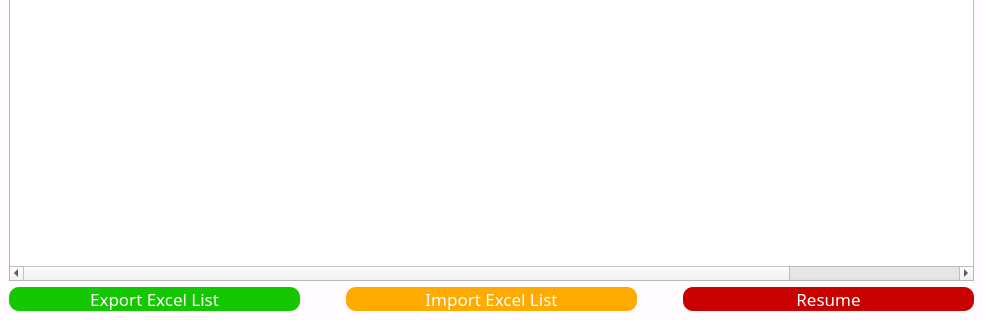
Josefina-Hernandez/akt_hr_tool, file ui/staff_manage.ui: the form before one commit; both pictures show x 0 to 983 and y 241 to 561 of the 983 by 561 pixel window.
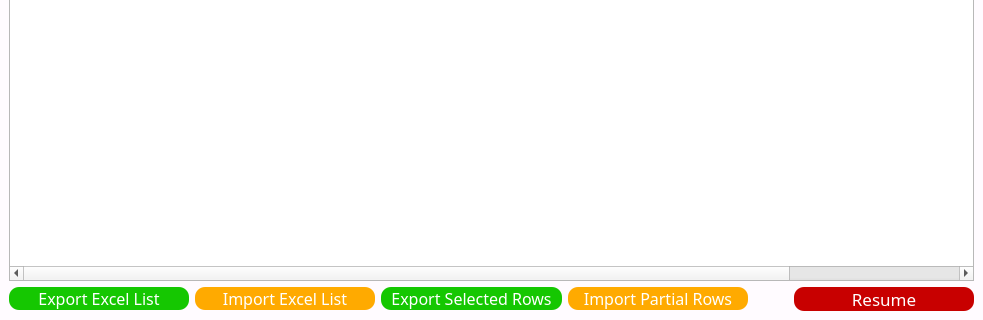
The form after the commit.

What changed in the file:
```diff
--- a/ui/staff_manage.ui
+++ b/ui/staff_manage.ui
@@ -96,7 +96,7 @@
 {
     font-family:Microsoft Yahei;
 
-    font-size:13pt;
+    font-size:12pt;
  
     color:white;
 
@@ -127,29 +127,13 @@
         </property>
        </widget>
       </item>
-      <item>
-       <spacer name="horizontalSpacer_2">
-        <property name="orientation">
-         <enum>Qt::Horizontal</enum>
-        </property>
-        <property name="sizeType">
-         <enum>QSizePolicy::Fixed</enum>
-        </property>
-        <property name="sizeHint" stdset="0">
-         <size>
-          <width>40</width>
-          <height>20</height>
-         </size>
-        </property>
-       </spacer>
-      </item>
       <item>
        <widget class="QPushButton" name="pushButton_3">
         <property name="styleSheet">
          <string notr="true">QPushButton
 {
     font-family:Microsoft Yahei;
-    font-size:13pt; 
+    font-size:12pt; 
     color:white;
     background-color:rgb(255, 170, 0);
     border-radius:10px;
@@ -175,6 +159,77 @@
         </property>
        </widget>
       </item>
+      <item>
+       <widget class="QPushButton" name="pushButton">
+        <property name="styleSheet">
+         <string notr="true">QPushButton
+
+{
+    font-family:Microsoft Yahei;
+
+    font-size:12pt;
+ 
+    color:white;
+
+    background-color:rgb(21, 199, 1);
+
+    border-radius:10px;
+
+}
+
+QPushButton:hover
+{
+    background-color:rgb(21, 175, 0);
+    padding-left:-3px;
+    padding-top:-3px;
+
+}
+
+
+QPushButton:pressed
+{  
+    background-color:rgb(0, 113, 0);
+    padding-left:3px;
+    padding-top:3px;
+}</string>
+        </property>
+        <property name="text">
+         <string>Export Selected Rows</string>
+        </property>
+       </widget>
+      </item>
+      <item>
+       <widget class="QPushButton" name="pushButton_5">
+        <property name="styleSheet">
+         <string notr="true">QPushButton
+{
+    font-family:Microsoft Yahei;
+    font-size:12pt; 
+    color:white;
+    background-color:rgb(255, 170, 0);
+    border-radius:10px;
+}
+
+QPushButton:hover
+{
+    background-color:rgb(230, 153, 0);
+    padding-left:-3px;
+    padding-top:-3px;
+
+}
+
+QPushButton:pressed
+{
+    background-color:rgb(197, 128, 0);
+    padding-left:3px;
+    padding-top:3px;
+}</string>
+        </property>
+        <property name="text">
+         <string>Import Partial Rows</string>
+        </property>
+       </widget>
+      </item>
       <item>
        <spacer name="horizontalSpacer_3">
         <property name="orientation">
```
